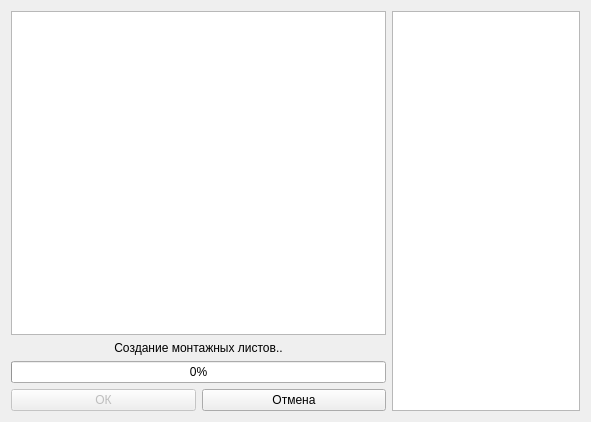
Above: sources/generating.ui from denzor200/BiffGui before the change. Below: the same form after it.
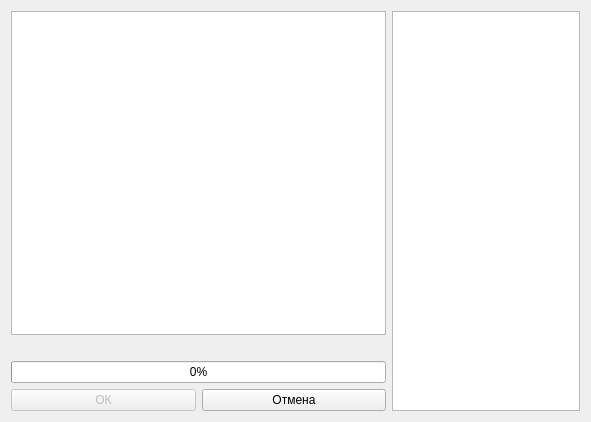
That is the form after the change.

Commit message: [Generating]: Edit title

```diff
--- a/sources/generating.ui
+++ b/sources/generating.ui
@@ -31,7 +31,7 @@
      <item>
       <widget class="QLabel" name="label_Status">
        <property name="text">
-        <string>Создание монтажных листов..</string>
+        <string/>
        </property>
        <property name="alignment">
         <set>Qt::AlignCenter</set>
```
The commit also changes 2 other files.
